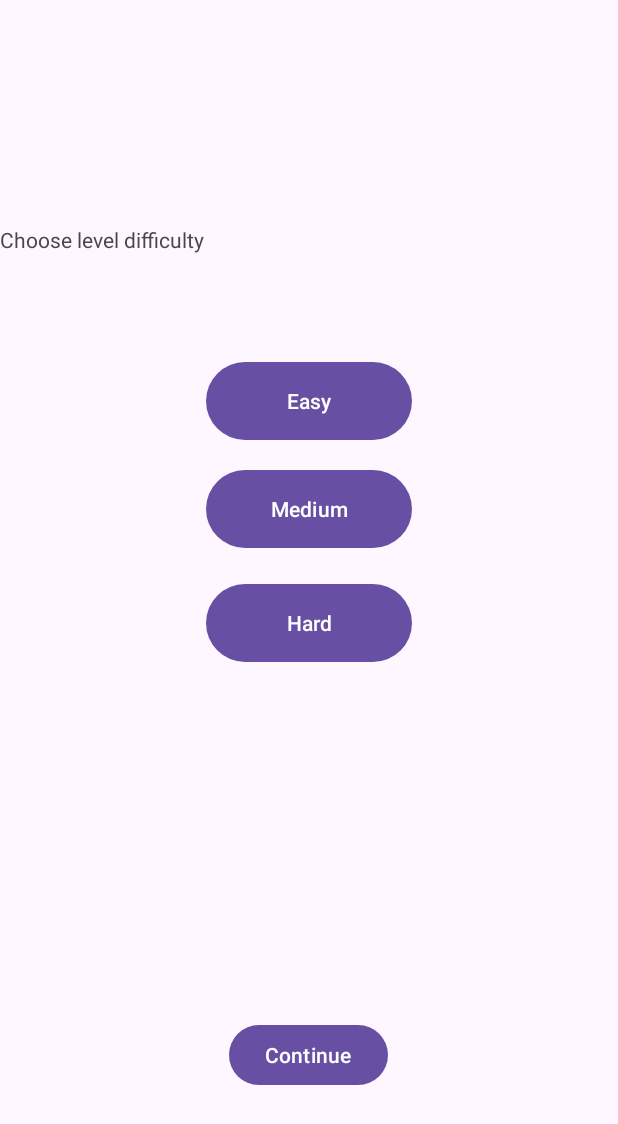
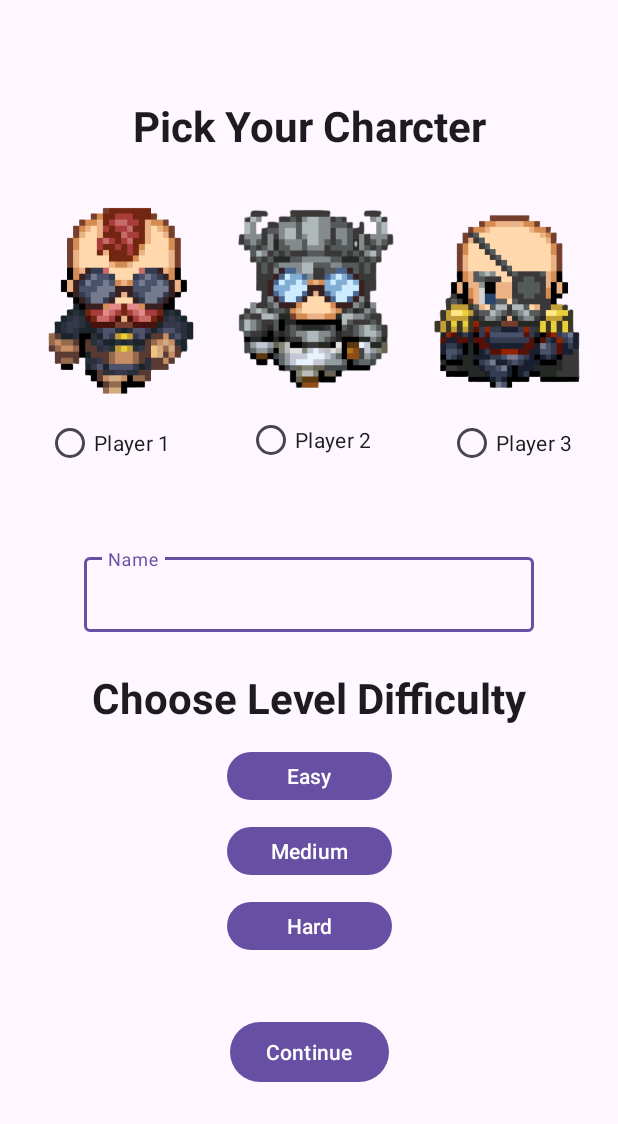
Before and after one commit to pennonshue/CS2340A_DreamTeam27, an Android app built with Jetpack Compose: the SetupActivity screen opened directly, with no data from a screen before it, on a phone screen of 412 x 824 dp. Shown: the top 1124 px of the screen. Run offline under Robolectric (Android 15) with nearby library versions, the phone set to English and light mode, and no system bars; Roboto replaces fonts that are not available here.

Commit message:
Moved difficulty boxes, added sprites and buttons, added name field

```diff
--- a/app/src/main/res/layout/activity_setup.xml
+++ b/app/src/main/res/layout/activity_setup.xml
@@ -5,57 +5,178 @@
     android:layout_width="match_parent"
     android:layout_height="match_parent">
 
+
     <TextView
-        android:id="@+id/textView"
-        android:layout_width="204dp"
+        android:id="@+id/textView2"
+        android:layout_width="300dp"
         android:layout_height="51dp"
-        android:layout_marginTop="150dp"
-        android:text="Choose level difficulty"
-        app:layout_constraintTop_toTopOf="parent"
-        tools:layout_editor_absoluteX="103dp" />
-
+        android:layout_marginStart="147dp"
+        android:layout_marginEnd="147dp"
+        android:layout_marginBottom="20dp"
+        android:text="Pick Your Charcter"
+        android:textAlignment="center"
+        android:textAppearance="@style/TextAppearance.AppCompat.Large"
+        android:textSize="28dp"
+        android:textStyle="bold"
+        app:layout_constraintBottom_toTopOf="@+id/imageView7"
+        app:layout_constraintEnd_toEndOf="parent"
+        app:layout_constraintStart_toStartOf="parent" />
 
     <Button
         android:id="@+id/easyBtn"
-        android:layout_width="137dp"
-        android:layout_height="60dp"
-        android:layout_marginTop="36dp"
+        android:layout_width="110dp"
+        android:layout_height="40dp"
         android:text="Easy"
+        android:textAlignment="center"
+        app:layout_constraintBottom_toTopOf="@+id/medBtn"
         app:layout_constraintEnd_toEndOf="parent"
         app:layout_constraintStart_toStartOf="parent"
         app:layout_constraintTop_toBottomOf="@+id/textView" />
 
     <Button
-        android:id="@+id/medBtn"
-        android:layout_width="137dp"
-        android:layout_height="60dp"
-        android:layout_marginTop="12dp"
-        android:text="Medium"
-        app:layout_constraintEnd_toEndOf="parent"
-        app:layout_constraintStart_toStartOf="parent"
-        app:layout_constraintTop_toBottomOf="@+id/easyBtn" />
-
-    <Button
         android:id="@+id/hardBtn"
-        android:layout_width="137dp"
-        android:layout_height="60dp"
-        android:layout_marginTop="16dp"
+        android:layout_width="110dp"
+        android:layout_height="40dp"
+        android:layout_marginTop="10dp"
         android:text="Hard"
+        android:textAlignment="center"
         app:layout_constraintEnd_toEndOf="parent"
         app:layout_constraintStart_toStartOf="parent"
         app:layout_constraintTop_toBottomOf="@+id/medBtn" />
 
     <Button
+        android:id="@+id/medBtn"
+        android:layout_width="110dp"
+        android:layout_height="40dp"
+        android:layout_marginTop="10dp"
+        android:layout_marginBottom="10dp"
+        android:text="Medium"
+        android:textAlignment="center"
+        app:layout_constraintBottom_toTopOf="@+id/hardBtn"
+        app:layout_constraintEnd_toEndOf="parent"
+        app:layout_constraintStart_toStartOf="parent"
+        app:layout_constraintTop_toBottomOf="@+id/easyBtn" />
+
+    <TextView
+        android:id="@+id/textView"
+        android:layout_width="300dp"
+        android:layout_height="51dp"
+        android:layout_marginStart="147dp"
+        android:layout_marginTop="180dp"
+        android:layout_marginEnd="147dp"
+        android:text="Choose Level Difficulty"
+        android:textAlignment="center"
+        android:textAppearance="@style/TextAppearance.AppCompat.Large"
+        android:textSize="28dp"
+        android:textStyle="bold"
+        app:layout_constraintEnd_toEndOf="parent"
+        app:layout_constraintStart_toStartOf="parent"
+        app:layout_constraintTop_toBottomOf="@+id/imageView7" />
+
+    <Button
         android:id="@+id/contBtn"
         android:layout_width="wrap_content"
         android:layout_height="wrap_content"
-        android:layout_marginTop="68dp"
+        android:layout_marginTop="40dp"
         android:text="Continue"
         app:layout_constraintBottom_toBottomOf="parent"
         app:layout_constraintEnd_toEndOf="parent"
-        app:layout_constraintHorizontal_bias="0.498"
         app:layout_constraintStart_toStartOf="parent"
         app:layout_constraintTop_toBottomOf="@+id/hardBtn"
-        app:layout_constraintVertical_bias="0.633" />
+        app:layout_constraintVertical_bias="0.0" />
+
+    <ImageView
+        android:id="@+id/imageView7"
+        android:layout_width="114dp"
+        android:layout_height="130dp"
+        android:layout_marginTop="136dp"
+        app:layout_constraintEnd_toStartOf="@+id/imageView8"
+        app:layout_constraintStart_toStartOf="parent"
+        app:layout_constraintTop_toTopOf="parent"
+        app:srcCompat="@drawable/sprite_1" />
+
+    <ImageView
+        android:id="@+id/imageView8"
+        android:layout_width="108dp"
+        android:layout_height="128dp"
+        android:layout_marginTop="136dp"
+        app:layout_constraintEnd_toStartOf="@+id/imageView9"
+        app:layout_constraintStart_toEndOf="@+id/imageView7"
+        app:layout_constraintTop_toTopOf="parent"
+        app:srcCompat="@drawable/sprite_2" />
+
+    <ImageView
+        android:id="@+id/imageView9"
+        android:layout_width="103dp"
+        android:layout_height="130dp"
+        android:layout_marginTop="136dp"
+        app:layout_constraintEnd_toEndOf="parent"
+        app:layout_constraintStart_toEndOf="@+id/imageView8"
+        app:layout_constraintTop_toTopOf="parent"
+        app:srcCompat="@drawable/sprite_3" />
+
+    <com.google.android.material.textfield.TextInputLayout
+        android:layout_width="300dp"
+        android:layout_height="wrap_content"
+        android:layout_marginStart="100dp"
+        android:layout_marginTop="100dp"
+        android:layout_marginEnd="100dp"
+        app:layout_constraintEnd_toEndOf="parent"
+        app:layout_constraintStart_toStartOf="parent"
+        app:layout_constraintTop_toBottomOf="@+id/imageView9">
+
+        <com.google.android.material.textfield.TextInputEditText
+            android:layout_width="300dp"
+            android:layout_height="50dp"
+            android:hint="Name"
+            android:textAlignment="center" />
+    </com.google.android.material.textfield.TextInputLayout>
+
+    <RadioGroup
+        android:layout_width="wrap_content"
+        android:layout_height="wrap_content"
+        tools:layout_editor_absoluteX="101dp"
+        tools:layout_editor_absoluteY="296dp" />
+
+    <RadioButton
+        android:id="@+id/radioButton4"
+        android:layout_width="wrap_content"
+        android:layout_height="wrap_content"
+        android:layout_marginStart="50dp"
+        android:layout_marginTop="5dp"
+        android:layout_marginEnd="25dp"
+        android:text="Player 1"
+        android:textAlignment="viewStart"
+        app:flow_horizontalAlign="start"
+        app:flow_verticalAlign="bottom"
+        app:layout_constraintEnd_toStartOf="@+id/radioButton5"
+        app:layout_constraintStart_toStartOf="parent"
+        app:layout_constraintTop_toBottomOf="@+id/imageView7" />
+
+    <RadioButton
+        android:id="@+id/radioButton5"
+        android:layout_width="wrap_content"
+        android:layout_height="wrap_content"
+        android:layout_marginStart="25dp"
+        android:layout_marginTop="5dp"
+        android:layout_marginEnd="25dp"
+        android:text="Player 2"
+        android:textAlignment="viewStart"
+        app:layout_constraintEnd_toStartOf="@+id/radioButton6"
+        app:layout_constraintStart_toEndOf="@+id/radioButton4"
+        app:layout_constraintTop_toBottomOf="@+id/imageView8" />
+
+    <RadioButton
+        android:id="@+id/radioButton6"
+        android:layout_width="wrap_content"
+        android:layout_height="wrap_content"
+        android:layout_marginStart="25dp"
+        android:layout_marginTop="5dp"
+        android:layout_marginEnd="50dp"
+        android:text="Player 3"
+        android:textAlignment="viewStart"
+        app:layout_constraintEnd_toEndOf="parent"
+        app:layout_constraintStart_toEndOf="@+id/radioButton5"
+        app:layout_constraintTop_toBottomOf="@+id/imageView9" />
 
 </androidx.constraintlayout.widget.ConstraintLayout>
```
Also changed, not shown: app/src/main/res/drawable/sprite_1.png (added), app/src/main/res/drawable/sprite_2.png (added), app/src/main/res/drawable/sprite_3.png (added), 5 other files.
